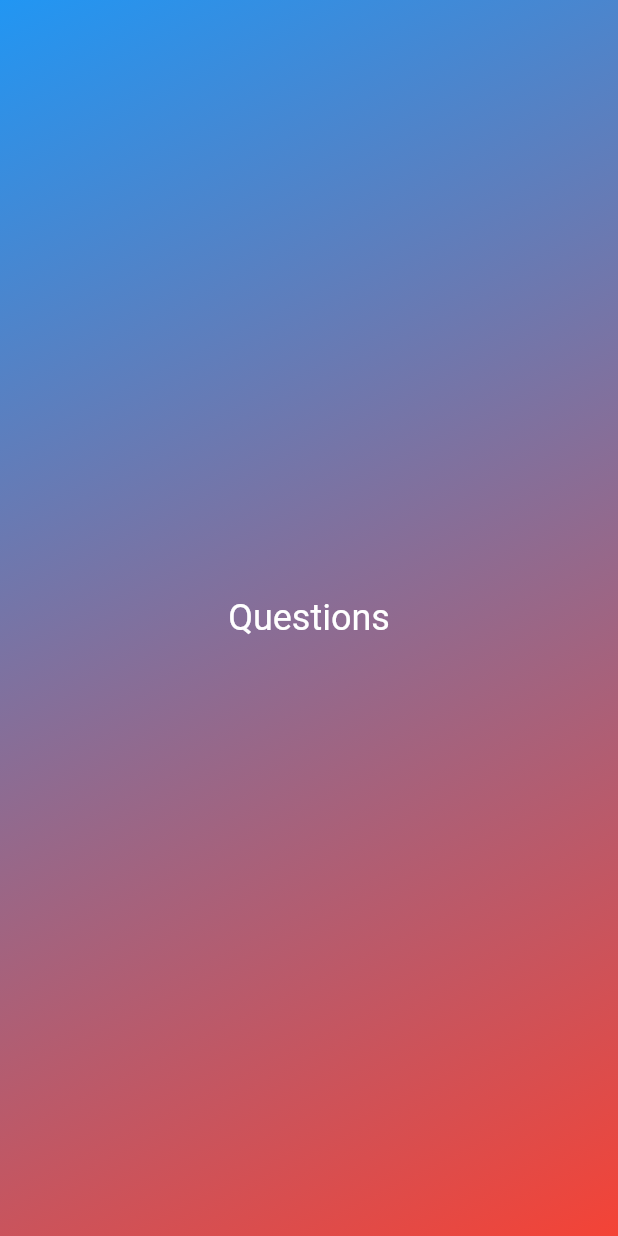
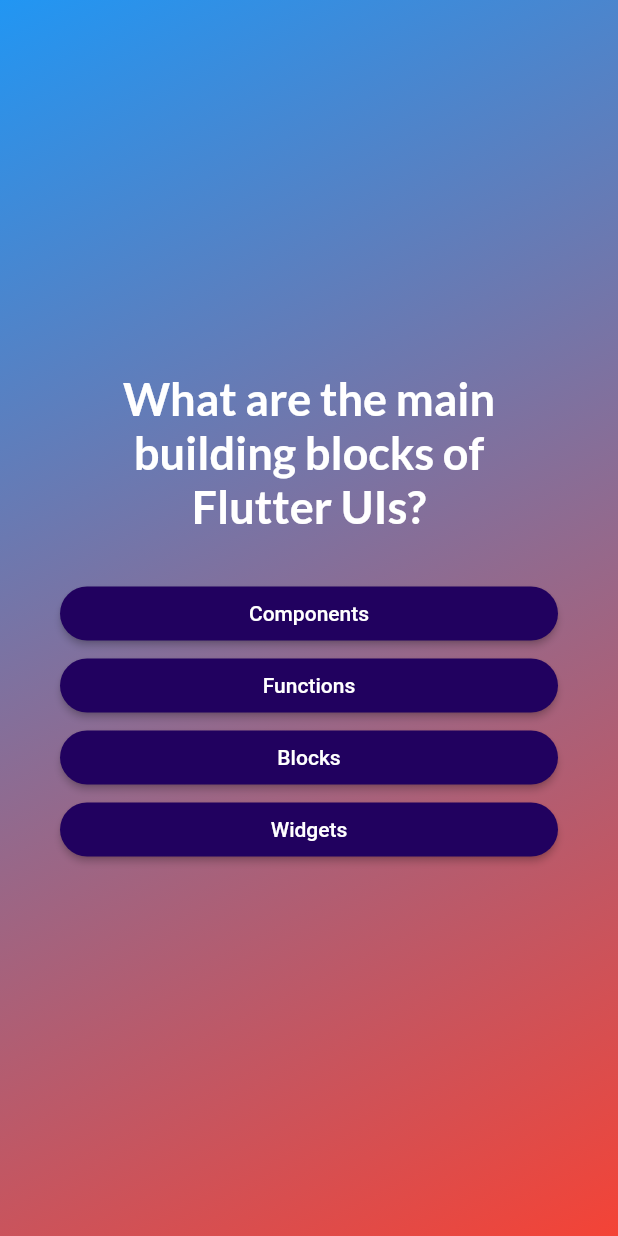
Before and after one commit to figueredojose84/CursoFlutterUdemy, a Flutter app: the screen it shows after launch, after a tap on "Start Quiz", on a phone screen of 412 x 824 dp. Run offline on Flutter 3.47's test engine with Material 2 defaults, Android fonts, the phone set to English and light mode, and no system bars; our stand-ins replace google_fonts.

Commit message:
UPDATE  question and others

```diff
--- /dev/null
+++ b/adv_basic/lib/data/questions.dart
@@ -0,0 +1,56 @@
+import 'package:adv_basic/models/quiz_question.dart';
+
+const questions = [
+  // preguntas
+  QuizQuestion(
+    'What are the main building blocks of Flutter UIs?',
+    [
+      'Widgets',
+      'Components',
+      'Blocks',
+      'Functions',
+    ],
+  ),
+  QuizQuestion('How are Flutter UIs built?', [
+    'By combining widgets in code',
+    'By combining widgets in a visual editor',
+    'By defining widgets in config files',
+    'By using XCode for iOS and Android Studio for Android',
+  ]),
+  QuizQuestion(
+    'What\'s the purpose of a StatefulWidget?',
+    [
+      'Update UI as data changes',
+      'Update data as UI changes',
+      'Ignore data changes',
+      'Render UI that does not depend on data',
+    ],
+  ),
+  QuizQuestion(
+    'Which widget should you try to use more often: StatelessWidget or StatefulWidget?',
+    [
+      'StatelessWidget',
+      'StatefulWidget',
+      'Both are equally good',
+      'None of the above',
+    ],
+  ),
+  QuizQuestion(
+    'What happens if you change data in a StatelessWidget?',
+    [
+      'The UI is not updated',
+      'The UI is updated',
+      'The closest StatefulWidget is updated',
+      'Any nested StatefulWidgets are updated',
+    ],
+  ),
+  QuizQuestion(
+    'How should you update data inside of StatefulWidgets?',
+    [
+      'By calling setState()',
+      'By calling updateData()',
+      'By calling updateUI()',
+      'By calling updateState()',
+    ],
+  ),
+];
--- /dev/null
+++ b/adv_basic/lib/models/answerButton.dart
@@ -0,0 +1,29 @@
+import 'package:flutter/material.dart';
+
+class AnswerButton extends StatelessWidget {
+  const AnswerButton({
+    super.key,
+    required this.answerText,
+    required this.onTap,
+  });
+
+  final String answerText;
+  final void Function() onTap;
+
+  @override
+  Widget build(BuildContext context) {
+    return ElevatedButton(
+      onPressed: onTap,
+      style: ElevatedButton.styleFrom(
+          padding: const EdgeInsets.symmetric(vertical: 10, horizontal: 40),
+          backgroundColor: const Color.fromARGB(255, 33, 1, 95),
+          foregroundColor: Colors.white,
+          shape:
+              RoundedRectangleBorder(borderRadius: BorderRadius.circular(40))),
+      child: Text(
+        answerText,
+        textAlign: TextAlign.center,
+      ),
+    );
+  }
+}
--- /dev/null
+++ b/adv_basic/lib/models/quiz_question.dart
@@ -0,0 +1,13 @@
+class QuizQuestion {
+  const QuizQuestion(this.text, this.answers);
+  final String text; // Question text , texto de la pregunta
+  final List<String>
+      answers; // List of possible answers, lista de posibles respuestas
+
+  List<String> getShuffledAnswers() {
+    // Shuffle the answers, barajar las respuestas
+    final shuffledList = List.of(answers); // Copy the list, copiar la lista
+    shuffledList.shuffle(); // Shuffle the list, barajar la lista
+    return shuffledList; // Return the shuffled list, devolver la lista barajada
+  }
+}
--- a/adv_basic/lib/questionsScreen.dart
+++ b/adv_basic/lib/questionsScreen.dart
@@ -1,7 +1,13 @@
+import 'package:adv_basic/models/answerButton.dart';
 import 'package:flutter/material.dart';
+import 'package:adv_basic/data/questions.dart';
+import 'package:google_fonts/google_fonts.dart';
 
 class QuestionsScreen extends StatefulWidget {
-  const QuestionsScreen({super.key});
+  const QuestionsScreen({super.key, required this.onSelectAnswer});
+
+  final void Function(String answer) // función para elegir una respuesta
+      onSelectAnswer; // función para elegir una respuesta (se ejecuta cuando se toca un botón de respuesta
 
   @override
   State<QuestionsScreen> createState() {
@@ -10,11 +16,55 @@ class QuestionsScreen extends StatefulWidget {
 }
 
 class _QuestionsScreenState extends State<QuestionsScreen> {
+  var currentQuestionIndex = 0; // índice de la pregunta actual
+
+  void answerQuestion(String selectedAnswers) {
+    // elige una respuesta y actualiza el estado de la pantalla
+    widget.onSelectAnswer(
+        selectedAnswers); // ejecuta la función para elegir una respuesta
+
+    setState(() {
+      // actualiza el estado de la pantalla
+      currentQuestionIndex++; // incrementa el índice de la pregunta actual
+    });
+  }
+
   @override
   Widget build(context) {
-    return const Center(
-      child: Text("Questions",
-          style: TextStyle(fontSize: 24, color: Colors.white)),
+    final currentQuestion = questions[currentQuestionIndex]; // pregunta actual
+
+    return SizedBox(
+      width: double.infinity,
+      child: Container(
+        margin: const EdgeInsets.all(40),
+        child: Column(
+          mainAxisAlignment: MainAxisAlignment.center,
+          crossAxisAlignment: CrossAxisAlignment.stretch,
+          children: [
+            Text(
+              currentQuestion.text,
+              style: GoogleFonts.lato(
+                fontSize: 30,
+                fontWeight: FontWeight.bold,
+                color: Colors.white,
+              ),
+              textAlign: TextAlign.center,
+            ),
+            const SizedBox(
+              height: 30,
+            ),
+            ...currentQuestion.getShuffledAnswers().map((answer) {
+              // recorre las respuestas y las muestra en pantalla
+              return AnswerButton(
+                answerText: answer,
+                onTap: () {
+                  answerQuestion(answer);
+                },
+              ); // muestra el botón de respuesta en pantalla
+            }),
+          ],
+        ),
+      ),
     );
   }
 }
--- a/adv_basic/lib/quiz.dart
+++ b/adv_basic/lib/quiz.dart
@@ -1,6 +1,8 @@
+import 'package:adv_basic/data/questions.dart';
 import 'package:adv_basic/questionsScreen.dart';
 import 'package:adv_basic/start_screen.dart';
 import 'package:flutter/material.dart';
+import 'package:adv_basic/models/results_screen.dart';
 
 class Quiz extends StatefulWidget {
   const Quiz({super.key});
@@ -11,12 +13,36 @@ class Quiz extends StatefulWidget {
 }
 
 class _QuizState extends State<Quiz> {
-  var activeScreen = 'start-screen'; // esta es la pantalla activa
+  List<String> selectedAnswers = []; // respuestas seleccionadas
+  var activeScreen = 'start-screen'; // pantalla activa
 
   void switchScreen() {
     setState(() {
       activeScreen =
-          'questions-screen'; // esta es después de presionar el botón
+          'questions-screen'; // cambia la pantalla activa a la de preguntas
+    });
+  }
+
+  void chooseAnswer(String answer) {
+    selectedAnswers.add(answer);
+
+    if (selectedAnswers.length == questions.length) {
+      // si no se han seleccionado todas las respuestas
+      setState(() {
+        // limpia las respuestas seleccionadas
+        activeScreen =
+            'result-screen'; // cambia la pantalla activa a la de resultados
+      });
+      return;
+    }
+  }
+
+  void restartQuiz() {
+    setState(() {
+      // limpia las respuestas seleccionadas
+      selectedAnswers = [];
+      activeScreen =
+          'question-screen'; // cambia la pantalla activa a la de preguntas
     });
   }
 
@@ -25,7 +51,18 @@ class _QuizState extends State<Quiz> {
     Widget screenWidget = StartScreen(switchScreen);
 
     if (activeScreen == 'questions-screen') {
-      screenWidget = const QuestionsScreen();
+      // si la pantalla activa es la de preguntas
+      screenWidget = QuestionsScreen(
+        // muestra la pantalla de preguntas
+        onSelectAnswer: chooseAnswer, // función para elegir una respuesta
+      );
+    }
+
+    if (activeScreen == 'result-screen') {
+      // si la pantalla activa es la de resultados
+      screenWidget =
+          ResultsScreen(chosenAnswers: selectedAnswers, onRestart: restartQuiz);
+      // muestra la pantalla de resultados
     }
 
     return MaterialApp(
--- a/adv_basic/pubspec.yaml
+++ b/adv_basic/pubspec.yaml
@@ -35,6 +35,7 @@ dependencies:
   # The following adds the Cupertino Icons font to your application.
   # Use with the CupertinoIcons class for iOS style icons.
   cupertino_icons: ^1.0.2
+  google_fonts: ^6.1.0
 
 dev_dependencies:
   flutter_test:
```
Also changed, not shown: adv_basic/lib/models/question_identifier.dart (added, +28 -0 lines), adv_basic/lib/models/questions_summary.dart (added, +25 -0 lines), adv_basic/lib/models/results_screen.dart (added, +75 -0 lines), adv_basic/lib/models/summary_Item.dart (added, +60 -0 lines), adv_basic/pubspec.lock, 1 other file.
